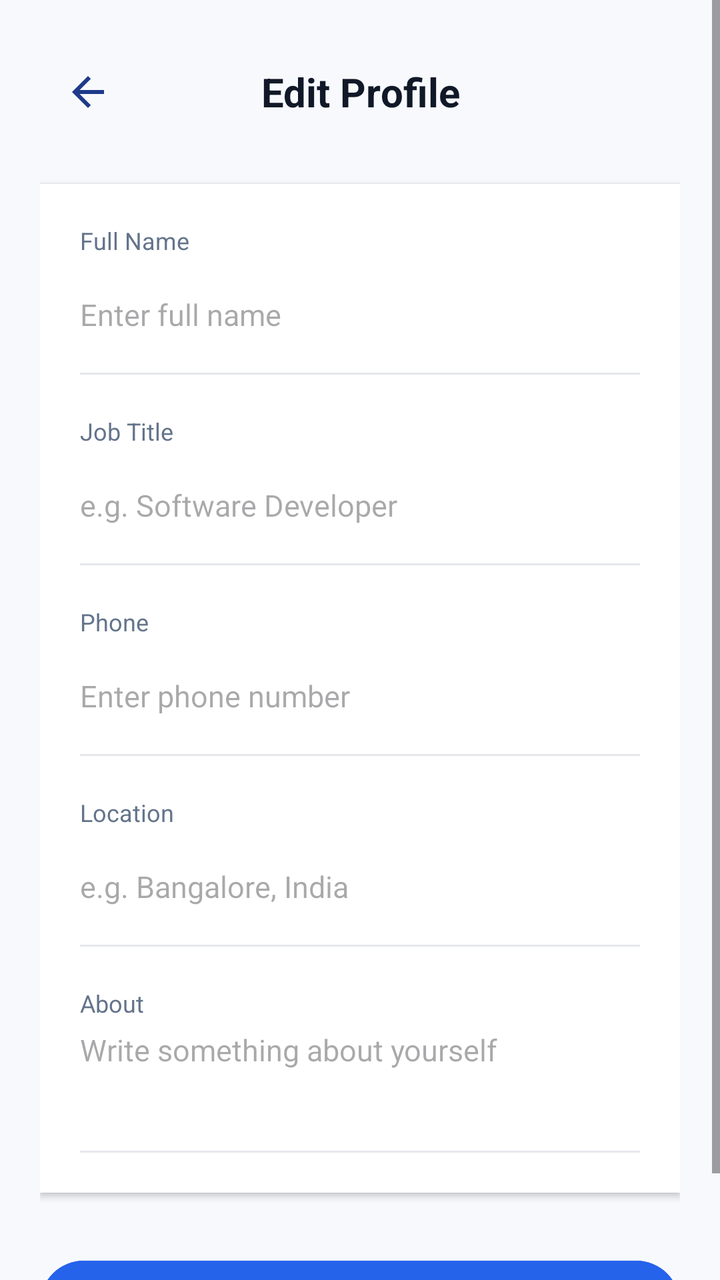
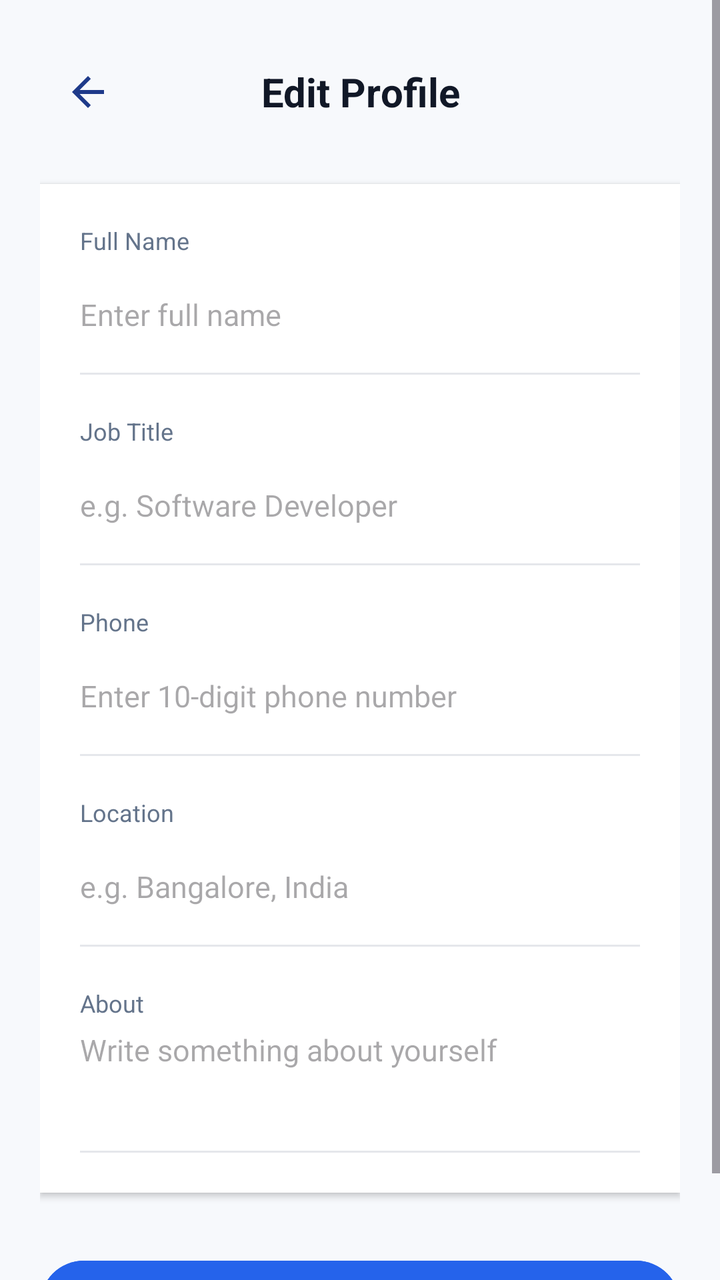

Two renders of the same Android screen: before a commit and after it. Below are the layout's source before the change and the commit's diff.
<!-- AndroidManifest.xml: application theme Theme.CloudHire -->
<!-- res/layout/activity_candidate_edit_profile.xml -->
<?xml version="1.0" encoding="utf-8"?>
<ScrollView xmlns:android="http://schemas.android.com/apk/res/android"
    xmlns:app="http://schemas.android.com/apk/res-auto"
    android:layout_width="match_parent"
    android:layout_height="match_parent"
    android:background="#F7F9FC"
    android:fillViewport="true">

    <LinearLayout
        android:layout_width="match_parent"
        android:layout_height="wrap_content"
        android:orientation="vertical"
        android:padding="20dp">

        
        <LinearLayout
            android:layout_width="match_parent"
            android:layout_height="52dp"
            android:gravity="center_vertical"
            android:orientation="horizontal">

            <ImageButton
                android:id="@+id/btnBack"
                android:layout_width="48dp"
                android:layout_height="48dp"
                android:background="?attr/selectableItemBackgroundBorderless"
                android:src="@drawable/ic_arrow_back"
                app:tint="#1E3A8A" />

            <TextView
                android:layout_width="0dp"
                android:layout_height="wrap_content"
                android:layout_weight="1"
                android:gravity="center"
                android:text="Edit Profile"
                android:textColor="#111827"
                android:textSize="20sp"
                android:textStyle="bold" />

            <View
                android:layout_width="48dp"
                android:layout_height="48dp" />
        </LinearLayout>

        
        <LinearLayout
            android:layout_width="match_parent"
            android:layout_height="wrap_content"
            android:layout_marginTop="20dp"
            android:background="#FFFFFF"
            android:elevation="2dp"
            android:orientation="vertical"
            android:padding="20dp">

            <TextView
                android:layout_width="wrap_content"
                android:layout_height="wrap_content"
                android:text="Full Name"
                android:textColor="#64748B"
                android:textSize="12sp" />

            <EditText
                android:id="@+id/etFullName"
                android:layout_width="match_parent"
                android:layout_height="48dp"
                android:layout_marginTop="5dp"
                android:background="@null"
                android:hint="Enter full name"
                android:inputType="textPersonName"
                android:textColor="#111827"
                android:textSize="15sp" />

            <View
                android:layout_width="match_parent"
                android:layout_height="1dp"
                android:layout_marginTop="5dp"
                android:background="#E5E7EB" />

            <TextView
                android:layout_width="wrap_content"
                android:layout_height="wrap_content"
                android:layout_marginTop="20dp"
                android:text="Job Title"
                android:textColor="#64748B"
                android:textSize="12sp" />

            <EditText
                android:id="@+id/etJobTitle"
                android:layout_width="match_parent"
                android:layout_height="48dp"
                android:layout_marginTop="5dp"
                android:background="@null"
                android:hint="e.g. Software Developer"
                android:inputType="text"
                android:textColor="#111827"
                android:textSize="15sp" />

            <View
                android:layout_width="match_parent"
                android:layout_height="1dp"
                android:layout_marginTop="5dp"
                android:background="#E5E7EB" />

            <TextView
                android:layout_width="wrap_content"
                android:layout_height="wrap_content"
                android:layout_marginTop="20dp"
                android:text="Phone"
                android:textColor="#64748B"
                android:textSize="12sp" />

            <EditText
                android:id="@+id/etPhone"
                android:layout_width="match_parent"
                android:layout_height="48dp"
                android:layout_marginTop="5dp"
                android:background="@null"
                android:hint="Enter phone number"
                android:inputType="phone"
                android:textColor="#111827"
                android:textSize="15sp" />

            <View
                android:layout_width="match_parent"
                android:layout_height="1dp"
                android:layout_marginTop="5dp"
                android:background="#E5E7EB" />

            <TextView
                android:layout_width="wrap_content"
                android:layout_height="wrap_content"
                android:layout_marginTop="20dp"
                android:text="Location"
                android:textColor="#64748B"
                android:textSize="12sp" />

            <EditText
                android:id="@+id/etLocation"
                android:layout_width="match_parent"
                android:layout_height="48dp"
                android:layout_marginTop="5dp"
                android:background="@null"
                android:hint="e.g. Bangalore, India"
                android:inputType="text"
                android:textColor="#111827"
                android:textSize="15sp" />

            <View
                android:layout_width="match_parent"
                android:layout_height="1dp"
                android:layout_marginTop="5dp"
                android:background="#E5E7EB" />

            <TextView
                android:layout_width="wrap_content"
                android:layout_height="wrap_content"
                android:layout_marginTop="20dp"
                android:text="About"
                android:textColor="#64748B"
                android:textSize="12sp" />

            <EditText
                android:id="@+id/etAbout"
                android:layout_width="match_parent"
                android:layout_height="wrap_content"
                android:layout_marginTop="5dp"
                android:background="@null"
                android:gravity="top"
                android:hint="Write something about yourself"
                android:inputType="textMultiLine"
                android:minLines="3"
                android:textColor="#111827"
                android:textSize="15sp" />

            <View
                android:layout_width="match_parent"
                android:layout_height="1dp"
                android:layout_marginTop="5dp"
                android:background="#E5E7EB" />

        </LinearLayout>

        <Button
            android:id="@+id/btnSaveChanges"
            android:layout_width="match_parent"
            android:layout_height="52dp"
            android:layout_marginTop="30dp"
            android:backgroundTint="#2563EB"
            android:text="Save Changes"
            android:textAllCaps="false"
            android:textColor="#FFFFFF"
            android:textSize="16sp"
            android:textStyle="bold" />

    </LinearLayout>
</ScrollView>
<!-- resources referenced by this layout -->
<resources>
  <!-- drawable ic_arrow_back (drawable) -->
  <?xml version="1.0" encoding="utf-8"?>
  <vector
      xmlns:android="http://schemas.android.com/apk/res/android"
      android:width="24dp"
      android:height="24dp"
      android:viewportWidth="24"
      android:viewportHeight="24">
  
      <path
          android:fillColor="#1E3A8A"
          android:pathData="M20,11H7.83l5.59,-5.59L12,4l-8,8 8,8 1.41,-1.41L7.83,13H20v-2z" />
  
  </vector>
  <style name="Theme.CloudHire" parent="Base.Theme.CloudHire" />
  <style name="Base.Theme.CloudHire" parent="Theme.Material3.DayNight.NoActionBar">
          
          
      </style>
</resources>

<!-- the commit's change to res/layout/activity_candidate_edit_profile.xml (unified diff, before → after) -->
@@ -115,8 +115,9 @@
                 android:layout_height="48dp"
                 android:layout_marginTop="5dp"
                 android:background="@null"
-                android:hint="Enter phone number"
+                android:hint="Enter 10-digit phone number"
                 android:inputType="phone"
+                android:maxLength="10"
                 android:textColor="#111827"
                 android:textSize="15sp" />
 
